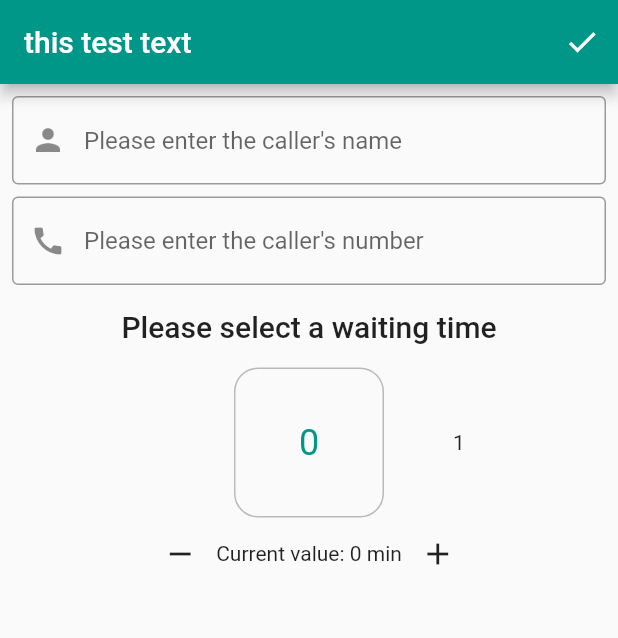
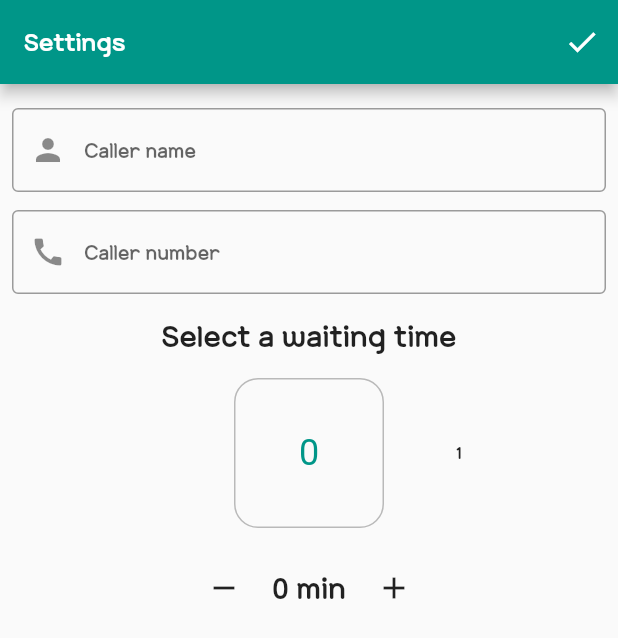
Before and after one commit to choisc91/fake_call, a Flutter app: the screen it shows after launch, on a phone screen of 412 x 824 dp. Shown: the top 638 px of the screen. Run offline on Flutter 3.47's test engine with Material 2 defaults, Android fonts, the phone set to English and light mode, and no system bars; drawn by our look-alikes of numberpicker; missing offline and left inert: flutter_ringtone_player, light, simple_ripple_animation; generated files the repository leaves out were written again.

Commit message:
# 폰트 추가. # 사전 설정 화면 현지화 작업 완료.

```diff
--- a/lib/l10n/app_en.arb
+++ b/lib/l10n/app_en.arb
@@ -1,4 +1,8 @@
 {
-  "settings_title": "settings title.",
-  "test" : "this test text"
+  "settings_title": "Settings",
+  "input_name": "Caller name",
+  "input_number": "Caller number",
+  "wait_time_header": "Select a waiting time",
+  "wait_time_value": "min",
+  "test": "this is test text"
 }
--- a/lib/l10n/app_ko.arb
+++ b/lib/l10n/app_ko.arb
@@ -1,4 +1,8 @@
 {
-  "settings_title": "¡Hola Mundo!",
-  "test" : "이것은 테스트 문구입니다."
+  "settings_title": "설정",
+  "input_name": "발신자 이름",
+  "input_number": "발신자 전화번호",
+  "wait_time_header": "대기 시간을 선택해주세요",
+  "wait_time_value": "분",
+  "test": "이것은 테스트 문구입니다."
 }
--- a/lib/main.dart
+++ b/lib/main.dart
@@ -12,6 +12,8 @@ void main() {
 class MyApp extends StatelessWidget {
   const MyApp({Key? key}) : super(key: key);
 
+  static const String app_title = 'Emergency escape calling me';
+
   @override
   Widget build(BuildContext context) {
     // set portrait.
@@ -20,7 +22,7 @@ class MyApp extends StatelessWidget {
       DeviceOrientation.portraitDown,
     ]);
     return MaterialApp(
-      title: 'a Fake call screen app',
+      title: app_title,
       localizationsDelegates: AppLocalizations.localizationsDelegates,
       supportedLocales: AppLocalizations.supportedLocales,
       theme: ThemeData(primarySwatch: Colors.teal),
--- a/lib/widget/page_settings.dart
+++ b/lib/widget/page_settings.dart
@@ -28,7 +28,10 @@ class _SettingsPaGEState extends State<SettingsPage> {
     return Scaffold(
       resizeToAvoidBottomInset: false,
       appBar: AppBar(
-        title: Text(AppLocalizations.of(context)!.test),
+        title: Text(
+          AppLocalizations.of(context)!.settings_title,
+          style: TextStyle(fontFamily: 'Yache'),
+        ),
         actions: [
           IconButton(
             icon: const Icon(Icons.check),
@@ -37,9 +40,9 @@ class _SettingsPaGEState extends State<SettingsPage> {
                 final settings = Settings(
                   name: _nameCtrl.text,
                   number: _numberCtrl.text,
-                  // waitTime: Duration(minutes: _minute),
                   // todo 테스트 용, 실제 분으로 바꾸기 바람.
                   waitTime: Duration(seconds: _minute),
+                  // waitTime: Duration(minutes: _minute),
                 );
                 Navigator.pushReplacement(
                   context,
@@ -54,34 +57,40 @@ class _SettingsPaGEState extends State<SettingsPage> {
         padding: const EdgeInsets.all(8.0),
         child: Column(
           children: [
+            const SizedBox(height: 8.0),
             // 발신자 이름 입력 필드.
             TextField(
               controller: _nameCtrl,
               keyboardType: TextInputType.text,
               textInputAction: TextInputAction.done,
-              decoration: const InputDecoration(
+              style: TextStyle(fontFamily: 'Yache'),
+              decoration: InputDecoration(
                 border: OutlineInputBorder(),
                 prefixIcon: Icon(Icons.person),
-                hintText: 'Please enter the caller\'s name',
+                labelText: AppLocalizations.of(context)!.input_name,
               ),
             ),
-            const SizedBox(height: 8.0),
+            const SizedBox(height: 12.0),
             // 전화번호 입력 필드.
             TextField(
               controller: _numberCtrl,
               keyboardType: TextInputType.number,
               textInputAction: TextInputAction.done,
-              decoration: const InputDecoration(
+              style: TextStyle(fontFamily: 'Yache'),
+              decoration: InputDecoration(
                 border: OutlineInputBorder(),
                 prefixIcon: Icon(Icons.call),
-                hintText: 'Please enter the caller\'s number',
+                labelText: AppLocalizations.of(context)!.input_number,
               ),
             ),
             const SizedBox(height: 16.0),
             // 선택된 시간을 식별하는 필드.
             Text(
-              'Please select a waiting time',
-              style: Theme.of(context).textTheme.headline6,
+              AppLocalizations.of(context)!.wait_time_header,
+              style: TextStyle(
+                fontFamily: 'Yache',
+                fontSize: 24.0,
+              ),
             ),
             const SizedBox(height: 16.0),
             NumberPicker(
@@ -90,6 +99,7 @@ class _SettingsPaGEState extends State<SettingsPage> {
               maxValue: 60,
               step: 1,
               itemHeight: 100.0,
+              textStyle: TextStyle(fontFamily: 'Yache'),
               axis: Axis.horizontal,
               onChanged: (value) => setState(() => _minute = value),
               decoration: BoxDecoration(
@@ -97,6 +107,7 @@ class _SettingsPaGEState extends State<SettingsPage> {
                 border: Border.all(color: Colors.black26),
               ),
             ),
+            const SizedBox(height: 16.0),
             Row(
               mainAxisAlignment: MainAxisAlignment.center,
               children: [
@@ -107,7 +118,15 @@ class _SettingsPaGEState extends State<SettingsPage> {
                     _minute = newValue.clamp(0, 60);
                   }),
                 ),
-                Text('Current value: $_minute min'),
+                const SizedBox(width: 8.0),
+                Text(
+                  '$_minute ${AppLocalizations.of(context)!.wait_time_value}',
+                  style: TextStyle(
+                    fontFamily: 'Yache',
+                    fontSize: 24.0,
+                  ),
+                ),
+                const SizedBox(width: 8.0),
                 IconButton(
                   icon: const Icon(Icons.add),
                   onPressed: () => setState(() {
--- a/pubspec.yaml
+++ b/pubspec.yaml
@@ -41,3 +41,8 @@ dev_dependencies:
 flutter:
   uses-material-design: true
   generate: true
+
+  fonts:
+    - family: Yache
+      fonts:
+        - asset: assets/yache.ttf
```
Also changed, not shown: assets/yache.ttf (added).
